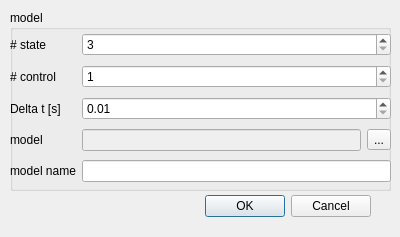
Qt form form/addmodeldialog.ui (ekaradon-Alexander/Formation-Reconfiguration-HIL-Client) before a commit.
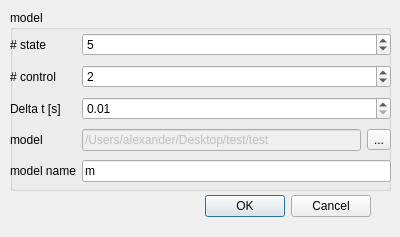
The same form after that commit.

Diff of the .ui file:
```diff
--- a/form/addmodeldialog.ui
+++ b/form/addmodeldialog.ui
@@ -66,6 +66,9 @@
        <property name="maximum">
         <number>255</number>
        </property>
+       <property name="value">
+        <number>5</number>
+       </property>
       </widget>
      </item>
      <item row="1" column="0">
@@ -83,6 +86,9 @@
        <property name="maximum">
         <number>255</number>
        </property>
+       <property name="value">
+        <number>2</number>
+       </property>
       </widget>
      </item>
      <item row="2" column="0">
@@ -123,7 +129,11 @@
       </widget>
      </item>
      <item row="4" column="1">
-      <widget class="QLineEdit" name="modelName"/>
+      <widget class="QLineEdit" name="modelName">
+       <property name="text">
+        <string>m</string>
+       </property>
+      </widget>
      </item>
      <item row="3" column="1">
       <layout class="QHBoxLayout" name="horizontalLayout">
@@ -132,6 +142,9 @@
          <property name="enabled">
           <bool>false</bool>
          </property>
+         <property name="text">
+          <string>/Users/alexander/Desktop/test/test</string>
+         </property>
         </widget>
        </item>
        <item>
```
